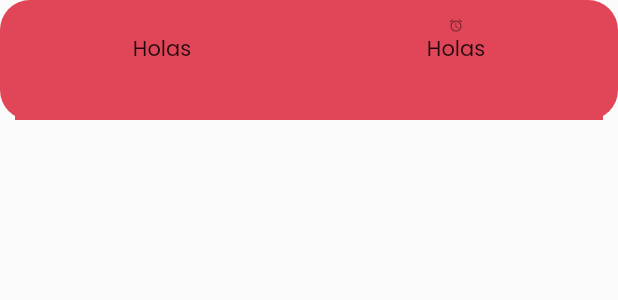
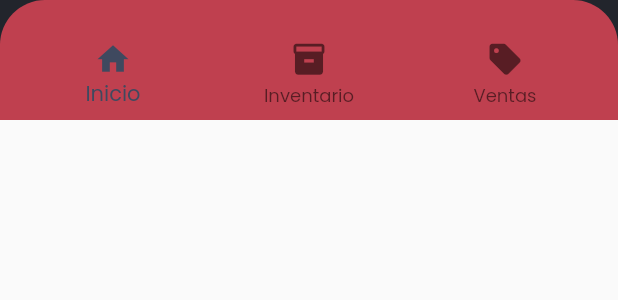
Before and after one commit to Hectorc70/ss_manager, a Flutter app: the BottomNavBarCustom widget shown alone on an empty page, opened directly, on a phone screen of 412 x 824 dp. Shown: the top 300 px of the screen. Run offline on Flutter 3.47's test engine with Material 2 defaults, Android fonts, the phone set to English and light mode, and no system bars; our stand-ins replace firebase_auth, firebase_core; accounts and stored records are empty.

Commit message:
bottom bar nav con bordes

```diff
--- a/lib/main.dart
+++ b/lib/main.dart
@@ -27,7 +27,7 @@ class MyApp extends StatelessWidget {
       child: MaterialApp(
         debugShowCheckedModeBanner: false,
         theme: ThemeData(
-          primaryColor: Color.fromRGBO(225, 70, 88, 1),
+          primaryColor: Color.fromRGBO(191, 64, 79, 1),
           accentColor: Colors.white,
           colorScheme: ColorScheme(
             primary: Color.fromRGBO(225, 70, 88, 1),
--- a/lib/src/widgets/bottom_nav_widge.dart
+++ b/lib/src/widgets/bottom_nav_widge.dart
@@ -4,43 +4,35 @@ class BottomNavBarCustom extends StatelessWidget {
   @override
   Widget build(BuildContext context) {
     final colorP = Theme.of(context).primaryColor;
+    final colorS2 = Theme.of(context).colorScheme.secondaryVariant;
+    final colorA = Theme.of(context).accentColor;
+
     final widthScreen = MediaQuery.of(context).size.width;
 
     return Container(
-        padding: EdgeInsets.only(left: 10.0, right: 10.0, top: 5.0),
+        color: colorS2,
+        child: Container(
+            padding: EdgeInsets.only(left: 10.0, right: 10.0, top: 20.0),
             decoration: BoxDecoration(
                 color: colorP,
-          borderRadius: BorderRadius.all(Radius.circular(20.0)),
-        ),
+                borderRadius: BorderRadius.only(
+                    topLeft: Radius.circular(30.0),
+                    topRight: Radius.circular(30.0))),
             height: 80.0,
             width: widthScreen,
             child: BottomNavigationBar(
               backgroundColor: colorP,
               elevation: 0.0,
+              iconSize: 25.0,
+              selectedItemColor: colorA,
               items: [
                 BottomNavigationBarItem(
-                icon: _bottomNavBarItemCustom(context), label: ''),
+                    icon: Icon(Icons.home), label: 'Inicio'),
                 BottomNavigationBarItem(
-                icon: _bottomNavBarItemCustom(context), label: ''),
+                    icon: Icon(Icons.inventory_2), label: 'Inventario'),
+                BottomNavigationBarItem(
+                    icon: Icon(Icons.sell), label: 'Ventas'),
               ],
-        ));
-  }
-
-  Widget _bottomNavBarItemCustom(BuildContext context) {
-    final colorPrimary = Theme.of(context).primaryColor;
-    return Container(
-      width: 40.0,
-      height: 40.0,
-      color: colorPrimary,
-      child: Column(
-        children: [
-          Icon(
-            Icons.access_alarm,
-            size: 10.0,
-          ),
-          Text('Holas'),
-        ],
-      ),
-    );
+            )));
   }
 }
```
Also changed, not shown: lib/src/pages/home_page.dart (+7 -15 lines). Lines whose indentation alone changed are shown as unchanged.
